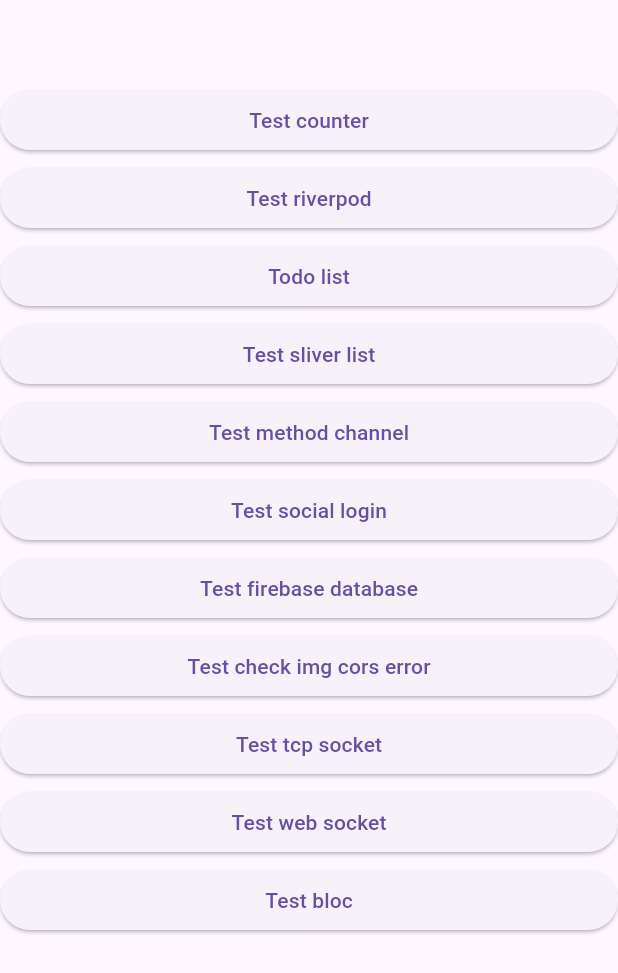
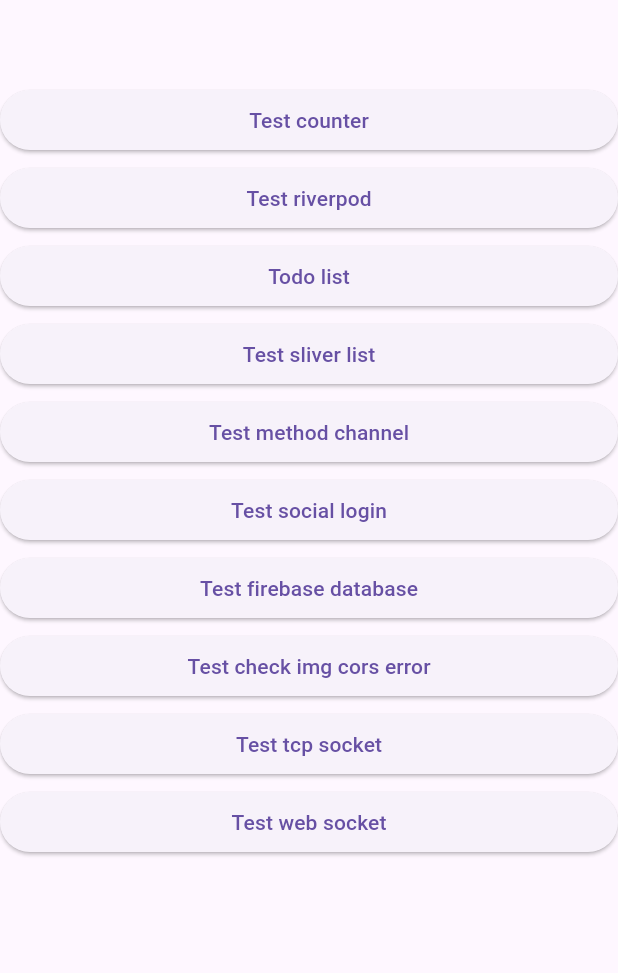
Before and after one commit to kwon0koang/test_flutter, a Flutter app: the screen it shows after launch, on a phone screen of 412 x 824 dp. Shown: the top 973 px of the screen. Run offline on Flutter 3.47's test engine with Material 3 defaults, Android fonts, the phone set to English and light mode, and no system bars; our stand-ins replace auto_route, cloud_firestore, dio, firebase_auth, firebase_core, flutter_svg and 10 more; missing offline and left inert: kakao_flutter_sdk_user; accounts and stored records are empty; generated files the repository leaves out were written again.

Commit message:
[kyk] bloc 임시 추가한 부분 제거

```diff
--- a/lib/app_router.dart
+++ b/lib/app_router.dart
@@ -20,7 +20,6 @@ class AppRouter extends $AppRouter {
     AutoRoute(page: TestIsolateRoute.page),
     AutoRoute(page: TestWebSocketRoute.page),
     AutoRoute(page: TestTcpSocketRoute.page),
-    AutoRoute(page: TestBlocRoute.page),
     AutoRoute(
       page: ErrorRoute.page,
     ),
--- a/lib/src/pages/main/main_page.dart
+++ b/lib/src/pages/main/main_page.dart
@@ -87,13 +87,6 @@ class MainPage extends StatelessWidget {
               },
               child: const Text('Test web socket'),
             ),
-            gapH4,
-            ElevatedButton(
-              onPressed: () {
-                context.router.push(const TestBlocRoute());
-              },
-              child: const Text('Test bloc'),
-            ),
             // gapH4,
             // ElevatedButton(
             //   onPressed: () {
```
Also changed, not shown: lib/src/pages/test_bloc/test_bloc_page.dart (deleted, +0 -36 lines), lib/app_router.gr.dart.
